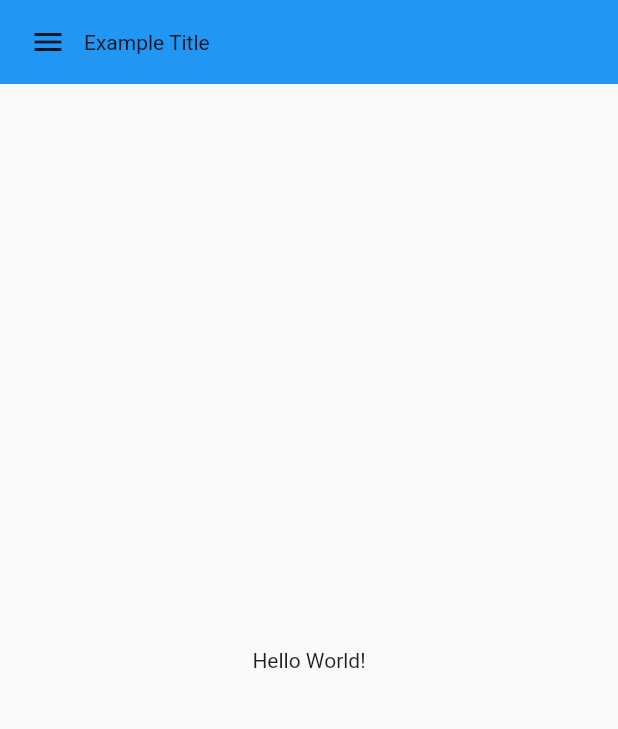
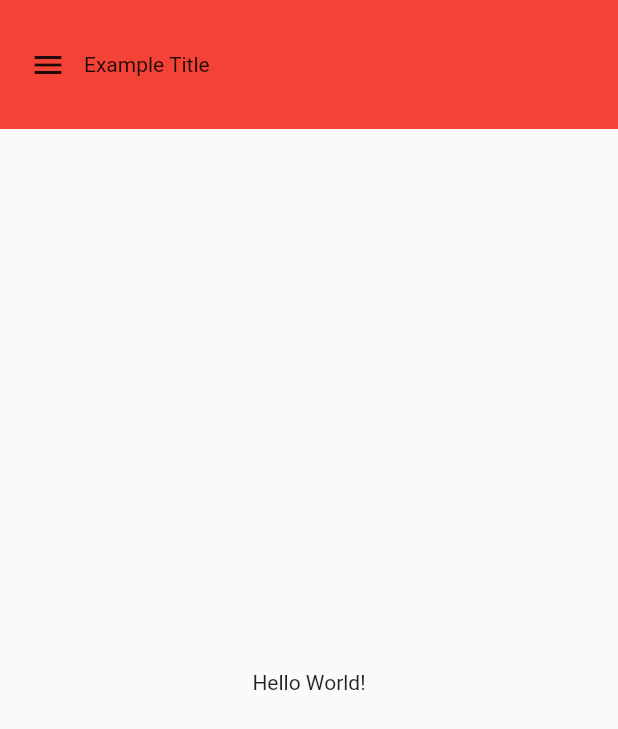
Before and after one commit to hunnain/FlutterPractise, a Flutter app: the screen it shows after launch, on a phone screen of 412 x 824 dp. Shown: the top 729 px of the screen. Run offline on Flutter 3.47's test engine with Material 2 defaults, Android fonts, the phone set to English and light mode, and no system bars.

Commit message:
Basic widget

```diff
--- a/basicwidget/lib/main.dart
+++ b/basicwidget/lib/main.dart
@@ -1,6 +1,19 @@
 import 'package:flutter/material.dart';
 
-void main() => runApp(MaterialApp(title: 'My App',home: MyScaffold(),));
+void main() => runApp(HomeWidget());
+
+class HomeWidget extends StatelessWidget{
+  @protected
+  Widget build(BuildContext context){
+    return MaterialApp(
+      title: 'My App',
+      theme: ThemeData(
+        primarySwatch: Colors.red,
+      ),
+      home: MyScaffold(),
+    );
+  }
+}
 
 class MyAppBar extends StatelessWidget{
     MyAppBar({
@@ -11,9 +24,9 @@ class MyAppBar extends StatelessWidget{
     @override
     Widget build(BuildContext context){
       return Container(
-        height: 56.0,
+        height: 86.0,
         padding: const EdgeInsets.symmetric(horizontal: 8.0),
-        decoration: BoxDecoration(color: Colors.blue[500]),
+        decoration: BoxDecoration(color: Colors.red[500]),
         child: Row(
           children: <Widget>[
             IconButton(
```
